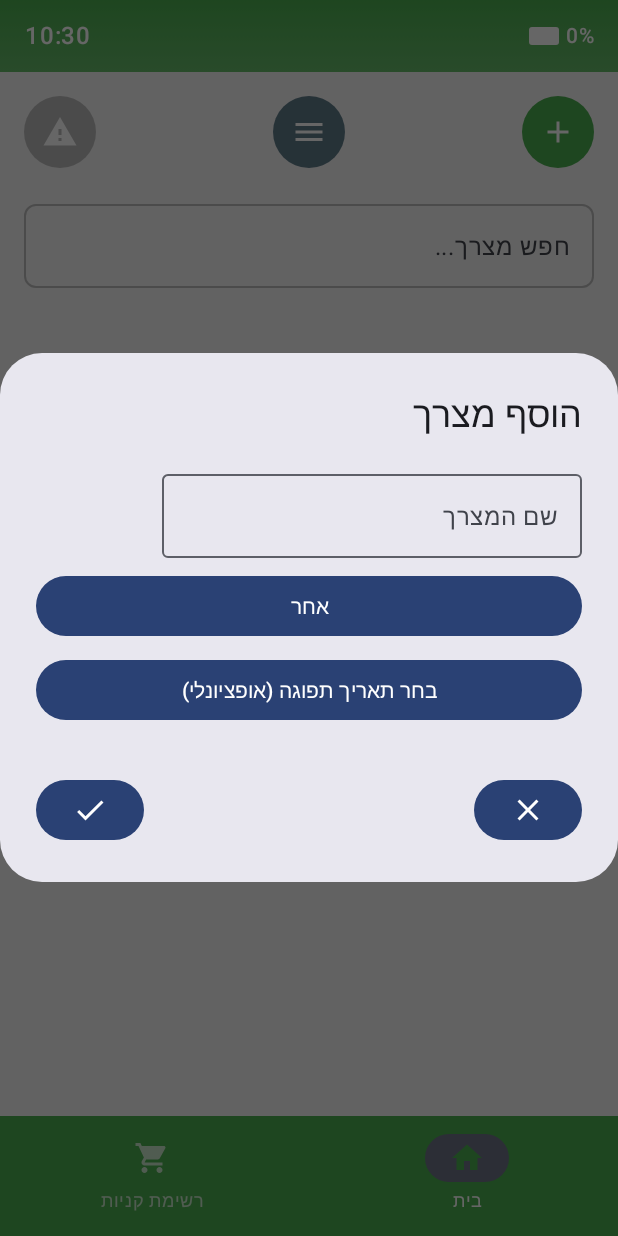
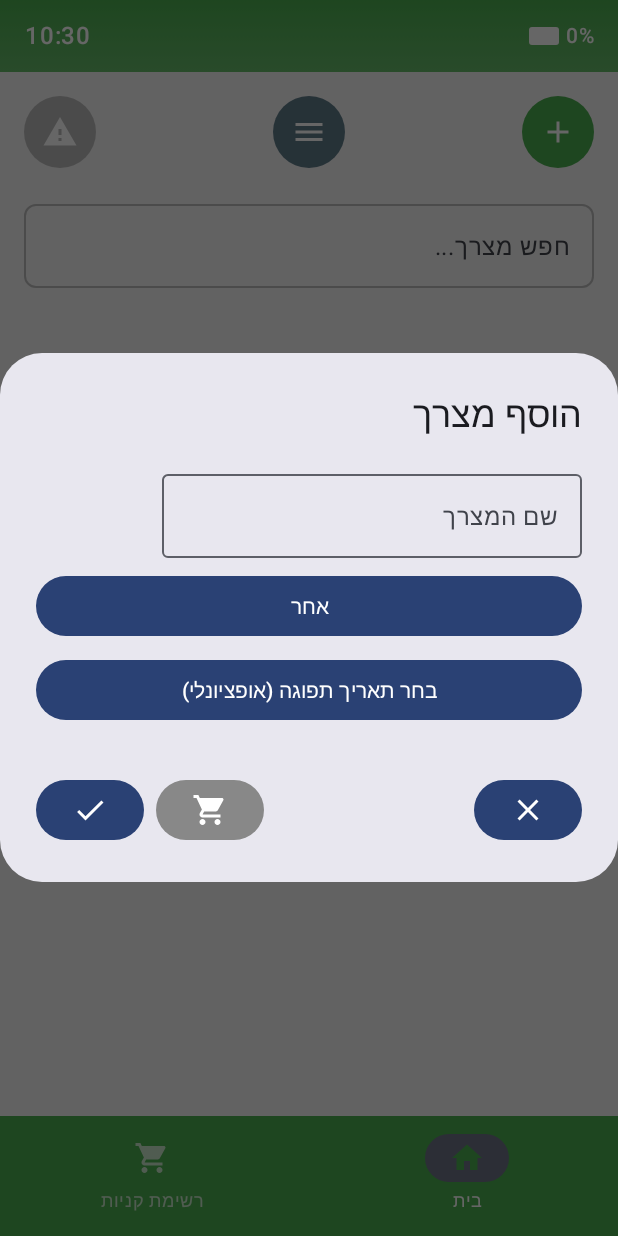
Before and after one commit to kriptogan/MyCart, an Android app built with Jetpack Compose: the screen it shows after launch (MainActivity), after a tap on "הוסף מצרך", on a phone screen of 412 x 824 dp. Run offline under Robolectric (Android 15) with nearby library versions, the phone set to English and light mode, and no system bars.

Commit message:
Quick add to shopping list

```diff
--- a/app/src/main/java/com/kriptogan/supercart/MainActivity.kt
+++ b/app/src/main/java/com/kriptogan/supercart/MainActivity.kt
@@ -506,6 +506,7 @@ fun HomeScreen(
     var selectedCustomCategoryId by remember { mutableStateOf(1) } // Default to "אחר"
     var expirationDate by remember { mutableStateOf<LocalDate?>(null) }
     var showDatePicker by remember { mutableStateOf(false) }
+    var inShoppingList by remember { mutableStateOf(false) } // Shopping list toggle state
 
     // State for expanded/collapsed categories
     val categoryExpansion = remember { mutableStateMapOf<Int, Boolean>() }
@@ -533,6 +534,7 @@ fun HomeScreen(
         name = grocery.name
         selectedCustomCategoryId = grocery.customCategoryId
         expirationDate = grocery.expirationDate
+        inShoppingList = grocery.inShoppingList
         editIndex = index
         isEditMode = true
         showDialog = true
@@ -562,6 +564,7 @@ fun HomeScreen(
                             name = if (searchQuery.isNotBlank()) searchQuery else ""
                             selectedCustomCategoryId = 1 // Default to "אחר"
                             expirationDate = null
+                            inShoppingList = false
                             isEditMode = false
                             showDialog = true
                         },
@@ -794,21 +797,20 @@ fun HomeScreen(
                             )
                         }
                         Row {
-                            if (isEditMode) {
+                            // Shopping cart toggle button
                             Button(
-                                    onClick = { showDeleteConfirm = true },
+                                onClick = { inShoppingList = !inShoppingList },
                                 colors = androidx.compose.material3.ButtonDefaults.buttonColors(
-                                        containerColor = Color.Red
-                                    )
-                                ) {
-                                    Icon(
-                                        imageVector = Icons.Default.Delete,
-                                        contentDescription = "מחק",
+                                    containerColor = if (inShoppingList) Color.Green else Color.Gray
+                                )
+                            ) {
+                                Icon(
+                                    imageVector = Icons.Default.ShoppingCart,
+                                    contentDescription = if (inShoppingList) "הסר מרשימת קניות" else "הוסף לרשימת קניות",
                                     tint = Color.White
                                 )
                             }
                             Spacer(modifier = Modifier.width(8.dp))
-                            }
                             Button(onClick = {
                                 if (name.isNotBlank()) {
                                     if (isEditMode && editIndex >= 0) {
@@ -816,7 +818,8 @@ fun HomeScreen(
                                             it[editIndex] = it[editIndex].copy(
                                                 name = name,
                                                 customCategoryId = selectedCustomCategoryId,
-                                                expirationDate = expirationDate
+                                                expirationDate = expirationDate,
+                                                inShoppingList = inShoppingList
                                             )
                                         }
                                         onUpdateGroceries(updatedGroceries)
@@ -824,13 +827,15 @@ fun HomeScreen(
                                         val updatedGroceries = groceries + GroceryWithDate(
                                             name = name,
                                             customCategoryId = selectedCustomCategoryId,
-                                            expirationDate = expirationDate
+                                            expirationDate = expirationDate,
+                                            inShoppingList = inShoppingList
                                         )
                                         onUpdateGroceries(updatedGroceries)
                                     }
                                     name = ""
                                     selectedCustomCategoryId = 1 // Default to "אחר"
                                     expirationDate = null
+                                    inShoppingList = false
                                     showDialog = false
                                 }
                             }) {
```
Lines whose indentation alone changed are shown as unchanged.
